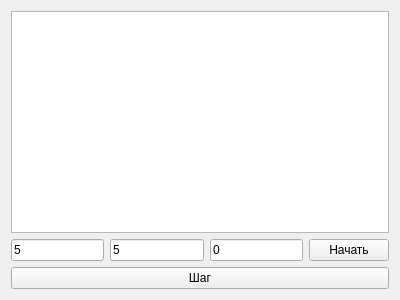
First picture: the form in displaymeltmodel.ui, repository AndreyMlashkin/stefanoproblem, before the edit.
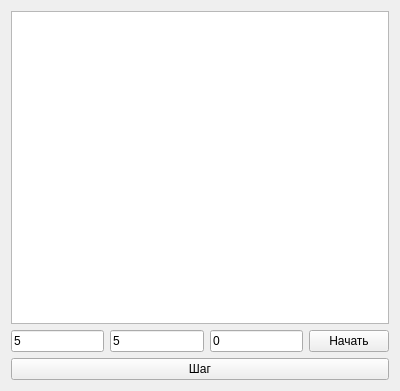
Second picture: the form after the edit.

Diff of the .ui file:
```diff
--- a/displaymeltmodel.ui
+++ b/displaymeltmodel.ui
@@ -7,7 +7,7 @@
     <x>0</x>
     <y>0</y>
     <width>400</width>
-    <height>300</height>
+    <height>391</height>
    </rect>
   </property>
   <property name="windowTitle">
```
